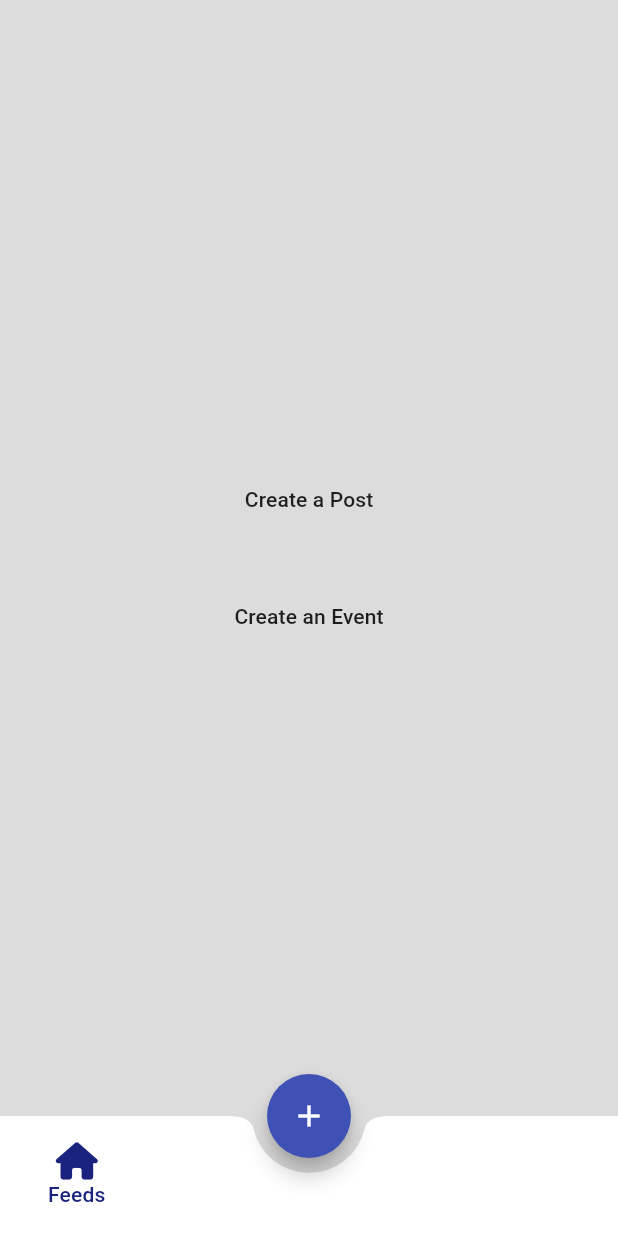
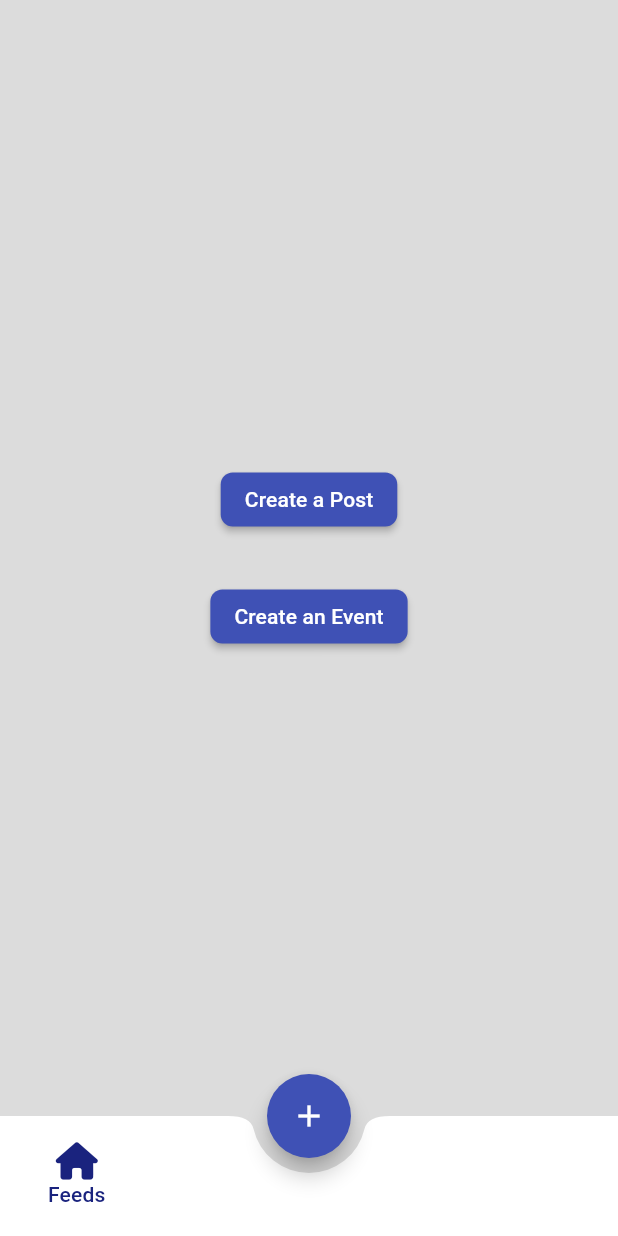
Before and after one commit to Levantate-Labs/Lumos, a Flutter app: the NavigationPage screen opened directly, after a tap on the "favorite outline" icon, after a tap on "Register", after a tap on the "add" icon, on a phone screen of 412 x 824 dp. Run offline on Flutter 3.47's test engine with Material 2 defaults, Android fonts, the light colour scheme and no system bars; our stand-ins replace drop_shadow, font_awesome_flutter, get, get_storage; accounts and stored records are empty; network calls fail.

Commit message:
buttons fixed

```diff
--- a/lumos_app/lib/controller/test_controller.dart
+++ b/lumos_app/lib/controller/test_controller.dart
@@ -1,4 +1,5 @@
 import 'package:get/get.dart';
+import 'package:get_storage/get_storage.dart';
 
 class LikeController extends GetxController {
   var like = 0.obs;
--- a/lumos_app/lib/screens/newPost/new_post.dart
+++ b/lumos_app/lib/screens/newPost/new_post.dart
@@ -1,13 +1,18 @@
 import 'package:flutter/material.dart';
 import 'package:get/get.dart';
+import 'package:lumos_app/controller/test_controller.dart';
 
 class NewPost extends StatelessWidget {
-  const NewPost({super.key});
+  NewPost({super.key});
 
   @override
   Widget build(BuildContext context) {
-    return Center(
-      child: const Text("New Post"),
+    return Column(
+      children: [
+        Row(
+          children: [],
+        )
+      ],
     );
   }
 }
--- a/lumos_app/lib/screens/newPost/new_post_page.dart
+++ b/lumos_app/lib/screens/newPost/new_post_page.dart
@@ -16,15 +16,27 @@ class NewPostPage extends StatelessWidget {
         mainAxisAlignment: MainAxisAlignment.center,
         children: [
           MaterialButton(
+            shape:
+                RoundedRectangleBorder(borderRadius: BorderRadius.circular(8)),
+            color: Colors.indigo,
             onPressed: () => navController.changeTabIndex(5),
-            child: Text('Create a Post'),
+            child: Text(
+              'Create a Post',
+              style: TextStyle(color: Colors.white),
+            ),
           ),
           SizedBox(
             height: 30,
           ),
           MaterialButton(
+            shape:
+                RoundedRectangleBorder(borderRadius: BorderRadius.circular(8)),
+            color: Colors.indigo,
             onPressed: () => navController.changeTabIndex(6),
-            child: Text('Create an Event'),
+            child: Text(
+              'Create an Event',
+              style: TextStyle(color: Colors.white),
+            ),
           ),
         ],
       ),
```
Also changed, not shown: 2 other files.
